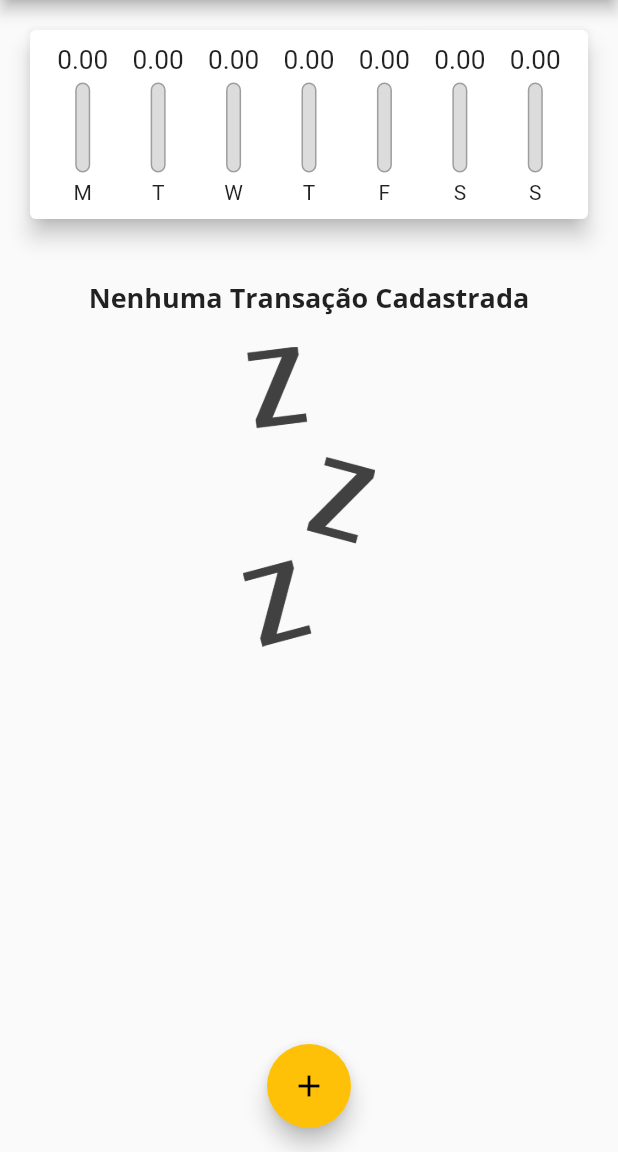
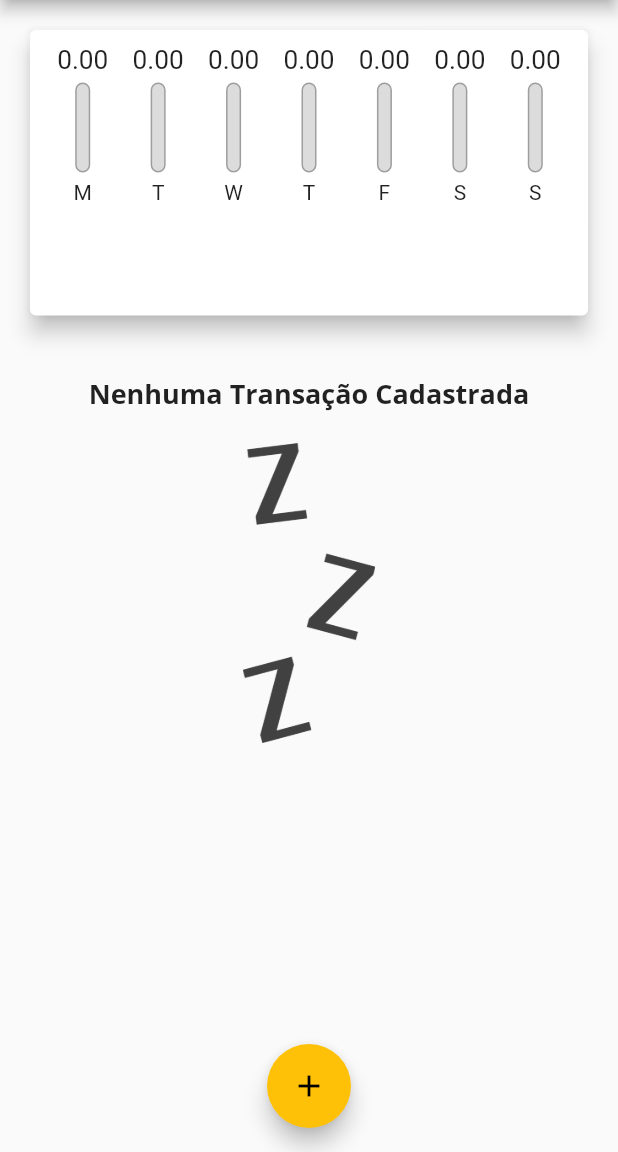
Before and after one commit to faamaral/expenses, a Flutter app: the screen it shows after launch, on a phone screen of 412 x 824 dp, the part 84-1236 px from its top. Run offline on Flutter 3.47's test engine with Material 2 defaults, Android fonts, the phone set to English and light mode, and no system bars.

Commit message:
dinamic size

```diff
--- a/lib/components/transaction_list.dart
+++ b/lib/components/transaction_list.dart
@@ -10,9 +10,7 @@ class TransactionList extends StatelessWidget {
 
   @override
   Widget build(BuildContext context) {
-    return Container(
-      height: 430,
-      child: transactions.isEmpty
+    return transactions.isEmpty
         ? Column(
             children: [
               SizedBox(
@@ -59,7 +57,6 @@ class TransactionList extends StatelessWidget {
               );
             },
             itemCount: transactions.length,
-            ),
           );
   }
 }
--- a/lib/main.dart
+++ b/lib/main.dart
@@ -85,22 +85,30 @@ class _MyHomePageState extends State<MyHomePage> {
 
   @override
   Widget build(BuildContext context) {
+    final appBar = AppBar(
+      title: Text("Despesas Pessoais"),
+      actions: [
+        IconButton(
+            onPressed: () => _openTransactionFormModal(context),
+            icon: Icon(Icons.add))
+      ],
+    );
+    final avaliableHeight = MediaQuery.of(context).size.height - appBar.preferredSize.height - MediaQuery.of(context).padding.top;
     return Scaffold(
-      appBar: AppBar(
-        title: Text("Despesas Pessoais"),
-        actions: [
-          IconButton(
-              onPressed: () => _openTransactionFormModal(context),
-              icon: Icon(Icons.add))
-        ],
-      ),
+      appBar: appBar,
       body: SingleChildScrollView(
         child: Column(
             mainAxisAlignment: MainAxisAlignment.spaceAround,
             crossAxisAlignment: CrossAxisAlignment.stretch,
             children: <Widget>[
-              Chart(_recentTransactions),
-              TransactionList(_transactions, _deleteTransaction),
+              Container(
+                height: avaliableHeight * 0.3,
+                child: Chart(_recentTransactions),
+              ),
+              Container(
+                height: avaliableHeight * 0.7,
+                child: TransactionList(_transactions, _deleteTransaction),
+              ),
             ]),
       ),
       floatingActionButton: FloatingActionButton(
```
Lines whose indentation alone changed are shown as unchanged.
